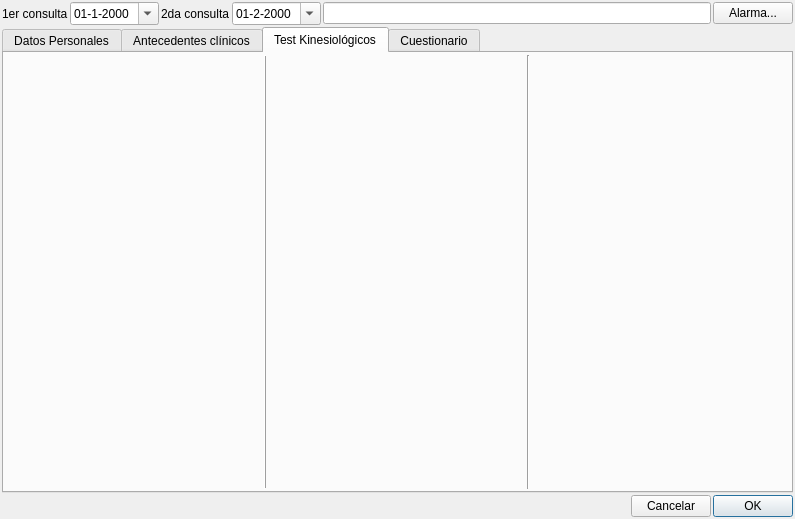
First picture: the form in atlas/dialogs/dialoghistoriaclinica.ui, repository diegowald/atlas, before the edit.
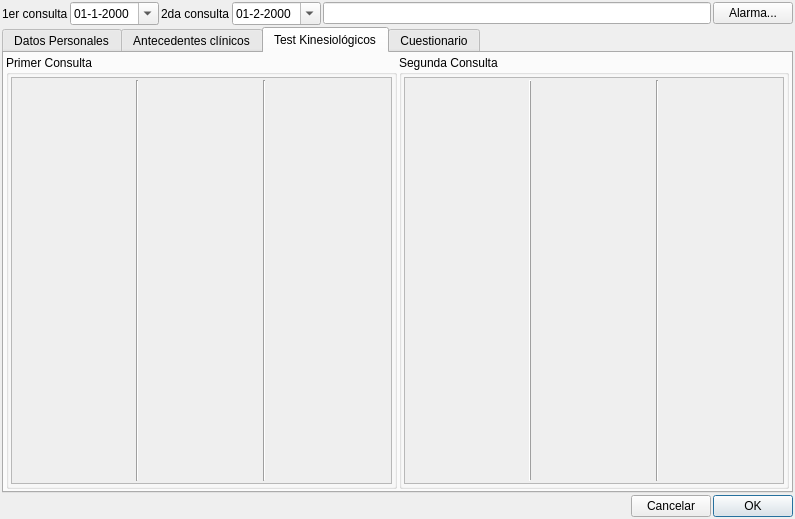
Second picture: the form after the edit. The open tabs and pages were chosen to show the change. Custom widgets are drawn as their Qt base class.

Patch:
```diff
--- a/atlas/dialogs/dialoghistoriaclinica.ui
+++ b/atlas/dialogs/dialoghistoriaclinica.ui
@@ -232,7 +232,160 @@
           <number>2</number>
          </property>
          <item>
-          <layout class="QFormLayout" name="formColumnKinesio3">
+          <widget class="QGroupBox" name="groupBox_4">
+           <property name="title">
+            <string>Primer Consulta</string>
+           </property>
+           <layout class="QHBoxLayout" name="horizontalLayout_9">
+            <property name="spacing">
+             <number>2</number>
+            </property>
+            <property name="leftMargin">
+             <number>2</number>
+            </property>
+            <property name="topMargin">
+             <number>2</number>
+            </property>
+            <property name="rightMargin">
+             <number>2</number>
+            </property>
+            <property name="bottomMargin">
+             <number>2</number>
+            </property>
+            <item>
+             <widget class="QScrollArea" name="scrollPrimerConsulta">
+              <property name="widgetResizable">
+               <bool>true</bool>
+              </property>
+              <widget class="QWidget" name="scrollAreaPrimerConsulta">
+               <property name="geometry">
+                <rect>
+                 <x>0</x>
+                 <y>0</y>
+                 <width>376</width>
+                 <height>390</height>
+                </rect>
+               </property>
+               <layout class="QHBoxLayout" name="horizontalLayout_10">
+                <property name="spacing">
+                 <number>2</number>
+                </property>
+                <property name="leftMargin">
+                 <number>2</number>
+                </property>
+                <property name="topMargin">
+                 <number>2</number>
+                </property>
+                <property name="rightMargin">
+                 <number>2</number>
+                </property>
+                <property name="bottomMargin">
+                 <number>2</number>
+                </property>
+                <item>
+                 <layout class="QFormLayout" name="form1Kinesio1erConsulta">
+                  <property name="horizontalSpacing">
+                   <number>2</number>
+                  </property>
+                  <property name="verticalSpacing">
+                   <number>2</number>
+                  </property>
+                 </layout>
+                </item>
+                <item>
+                 <widget class="Line" name="line_6">
+                  <property name="orientation">
+                   <enum>Qt::Vertical</enum>
+                  </property>
+                 </widget>
+                </item>
+                <item>
+                 <layout class="QFormLayout" name="form2Kinesio1erConsulta">
+                  <property name="horizontalSpacing">
+                   <number>2</number>
+                  </property>
+                  <property name="verticalSpacing">
+                   <number>2</number>
+                  </property>
+                 </layout>
+                </item>
+                <item>
+                 <widget class="Line" name="line_7">
+                  <property name="orientation">
+                   <enum>Qt::Vertical</enum>
+                  </property>
+                 </widget>
+                </item>
+                <item>
+                 <layout class="QFormLayout" name="form3Kinesio1erConsulta">
+                  <property name="horizontalSpacing">
+                   <number>2</number>
+                  </property>
+                  <property name="verticalSpacing">
+                   <number>2</number>
+                  </property>
+                 </layout>
+                </item>
+               </layout>
+              </widget>
+             </widget>
+            </item>
+           </layout>
+          </widget>
+         </item>
+         <item>
+          <widget class="QGroupBox" name="groupBox_3">
+           <property name="title">
+            <string>Segunda Consulta</string>
+           </property>
+           <layout class="QHBoxLayout" name="horizontalLayout_7">
+            <property name="spacing">
+             <number>2</number>
+            </property>
+            <property name="leftMargin">
+             <number>2</number>
+            </property>
+            <property name="topMargin">
+             <number>2</number>
+            </property>
+            <property name="rightMargin">
+             <number>2</number>
+            </property>
+            <property name="bottomMargin">
+             <number>2</number>
+            </property>
+            <item>
+             <widget class="QScrollArea" name="scrollSegundaConsulta">
+              <property name="widgetResizable">
+               <bool>true</bool>
+              </property>
+              <widget class="QWidget" name="scrollAreaSegundaConsulta">
+               <property name="geometry">
+                <rect>
+                 <x>0</x>
+                 <y>0</y>
+                 <width>375</width>
+                 <height>390</height>
+                </rect>
+               </property>
+               <layout class="QHBoxLayout" name="horizontalLayout_8">
+                <property name="spacing">
+                 <number>2</number>
+                </property>
+                <property name="leftMargin">
+                 <number>2</number>
+                </property>
+                <property name="topMargin">
+                 <number>2</number>
+                </property>
+                <property name="rightMargin">
+                 <number>2</number>
+                </property>
+                <property name="bottomMargin">
+                 <number>2</number>
+                </property>
+                <item>
+                 <layout class="QFormLayout" name="form1Kinesio2daConsulta">
            <property name="horizontalSpacing">
             <number>2</number>
            </property>
@@ -277,6 +430,13 @@
             <number>2</number>
            </property>
           </layout>
+                </item>
+               </layout>
+              </widget>
+             </widget>
+            </item>
+           </layout>
+          </widget>
          </item>
         </layout>
        </item>
```
Left out of the diff: 14 changed lines with no effect on the pictures. Lines whose indentation alone changed are shown as unchanged.
